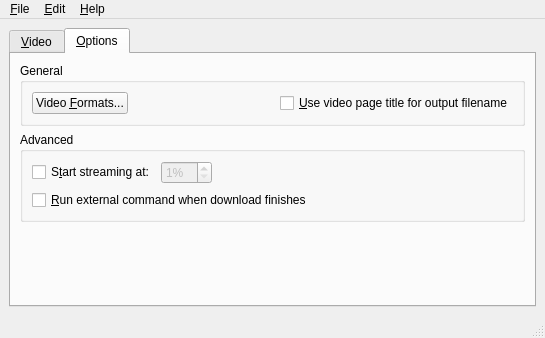
Qt form rc/mainwnd.ui (guendto/abby) before a commit.
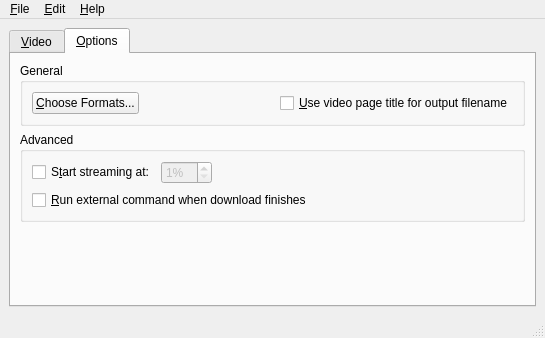
The same form after that commit. The open tabs and pages were chosen to show the change. Icons and pictures are not drawn.

Commit message: FormatDialog: read/write dialog settings.

Diff of the .ui file:
```diff
--- a/rc/mainwnd.ui
+++ b/rc/mainwnd.ui
@@ -435,7 +435,7 @@
              <item>
               <widget class="QPushButton" name="formatsButton" >
                <property name="text" >
-                <string>Video &amp;Formats...</string>
+                <string>&amp;Choose Formats...</string>
                </property>
               </widget>
              </item>
```
The commit also changes 5 other files.
